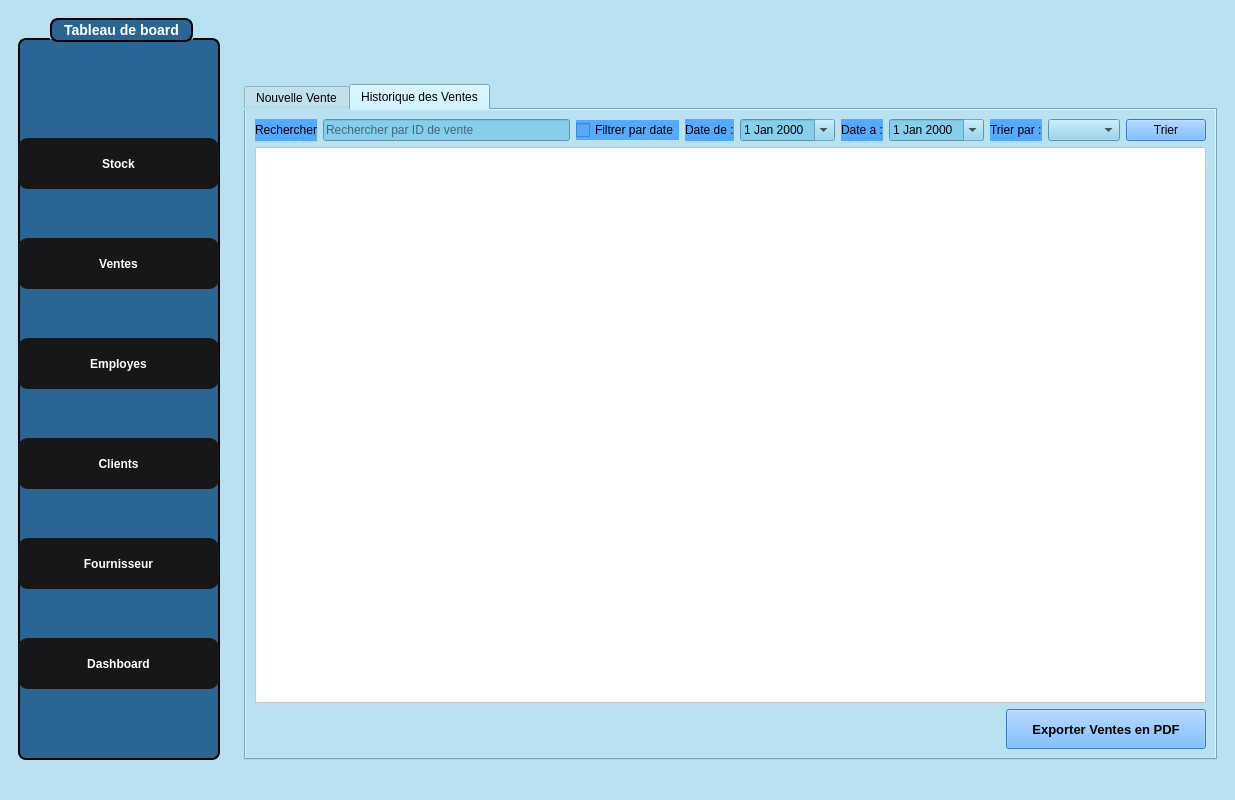
Above: saleswindow.ui from Esprit-UP-Algo/projetcpp-2a25-s1-smart-optical-store before the change. Below: the same form after it.
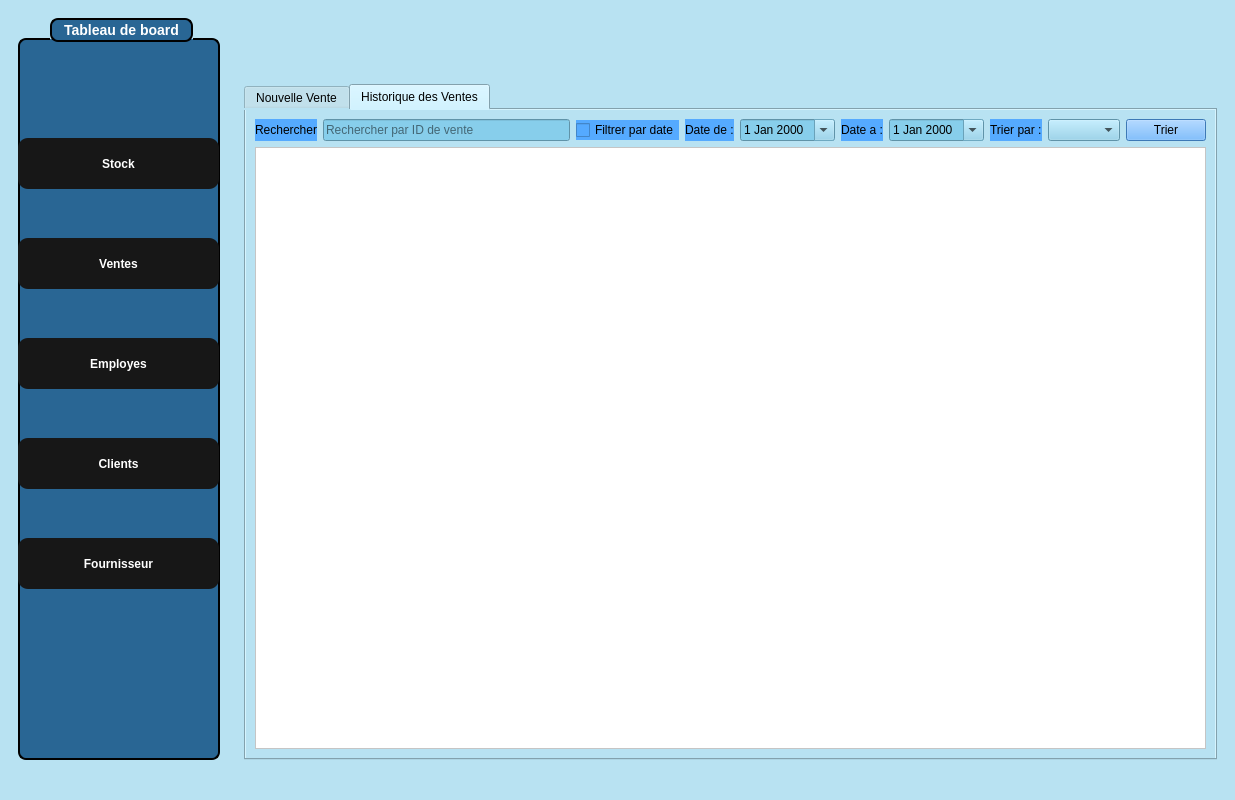
That is the form after the change. The open tabs and pages were chosen to show the change. Icons and pictures are not drawn.

What changed in the file:
```diff
--- a/saleswindow.ui
+++ b/saleswindow.ui
@@ -218,40 +218,6 @@
            <string>Fournisseur</string>
           </property>
          </widget>
-        <widget class="QPushButton" name="dashboardButton">
-         <property name="geometry">
-          <rect>
-           <x>0</x>
-           <y>620</y>
-           <width>201</width>
-           <height>51</height>
-          </rect>
-         </property>
-         <property name="styleSheet">
-          <string notr="true">#dashboardButton {
-   font-family: Arial, Helvetica, sans-serif;
-   font-weight: bold;
-   color: white;
-   background-color: #171717;
-   padding: 10px 20px;
-   border: none;
-   border-radius: 10px;
-}
-
-#dashboardButton:hover {
-   background-color: #0c66ed; /* hover effect */
-}
-
-#dashboardButton:pressed {
-   background-color: #094bb0; /* pressed effect */
-}</string>
-         </property>
-         <property name="text">
-          <string>Dashboard</string>
-         </property>
-        </widget>
-        
-
         </widget>
        </item>
       </layout>
@@ -861,46 +827,6 @@
              </property>
             </widget>
            </item>
-           <item>
-            <layout class="QHBoxLayout" name="exportButtonLayout">
-             <item>
-              <spacer name="horizontalSpacer_export">
-               <property name="orientation">
-                <enum>Qt::Orientation::Horizontal</enum>
-               </property>
-               <property name="sizeHint" stdset="0">
-                <size>
-                 <width>40</width>
-                 <height>20</height>
-                </size>
-               </property>
-              </spacer>
-             </item>
-             <item>
-              <widget class="QPushButton" name="exportPdfButton">
-               <property name="minimumSize">
-                <size>
-                 <width>200</width>
-                 <height>40</height>
-                </size>
-               </property>
-               <property name="font">
-                <font>
-                 <pointsize>10</pointsize>
-                 <bold>true</bold>
-                </font>
-               </property>
-               <property name="styleSheet">
-                <string notr="true">background-color: #55aaff;
-color: black;</string>
-               </property>
-               <property name="text">
-                <string>Exporter Ventes en PDF</string>
-               </property>
-              </widget>
-             </item>
-            </layout>
-           </item>
           </layout>
          </widget>
         </widget>
```
Left out of the diff: 26 changed lines with no effect on the pictures.
